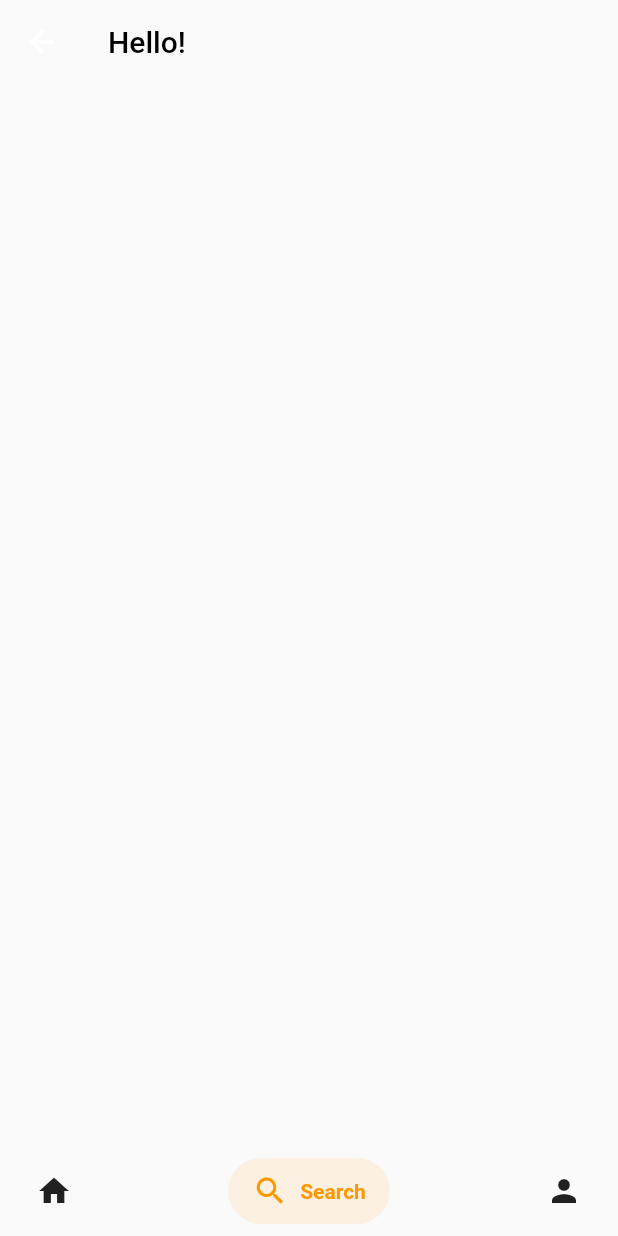
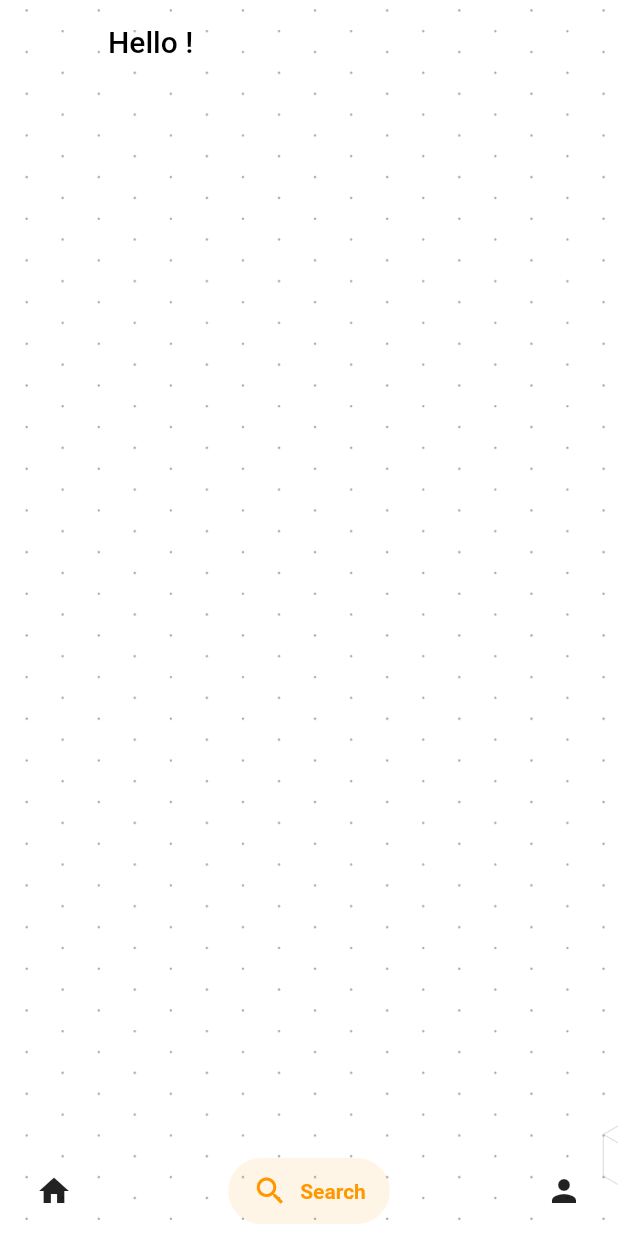
Before and after one commit to redakh7/Payit, a Flutter app: the HomePage screen opened by its route, item 2 of the bottom bar chosen, on a phone screen of 412 x 824 dp. Run offline on Flutter 3.47's test engine with Material 2 defaults, Android fonts, the phone set to English and light mode, and no system bars; drawn by our look-alikes of salomon_bottom_bar; our stand-ins replace bloc, dio, firebase_core, firebase_messaging, flutter_bloc, flutter_conditional_rendering and 3 more; missing offline and left inert: drawerbehavior, dropdown_plus, easy_loading_button, jwt_decode; accounts and stored records are empty.

```diff
--- a/lib/screens/accueilScreen.dart
+++ b/lib/screens/accueilScreen.dart
@@ -17,6 +17,7 @@ class AccueilScreen extends StatelessWidget {
     return BlocConsumer<AppCubit, AppStates>(
         listener: ((context, state) {}),
         builder: ((context, state) => Material(
+          color: Colors.transparent,
           child: SafeArea(
             child: SingleChildScrollView(
               child: Column(
--- a/lib/screens/home_page.dart
+++ b/lib/screens/home_page.dart
@@ -34,13 +34,20 @@ class HomePage extends StatelessWidget {
 
 
 
-  Widget builderWidget(context)=>Scaffold(
-
+  Widget builderWidget(context)=>Container(
+    decoration: BoxDecoration(
+      image: DecorationImage(
+        image: AssetImage('images/body_background.png'),
+        fit: BoxFit.cover,
+      ),
+    ),
+    child: Scaffold(
+    backgroundColor: Colors.transparent,
       appBar: AppBar(
         backgroundColor: Colors.transparent,
         elevation: 0,
         title: Text(
-        "Hello${AppCubit. get (context).userModel?.data.firstName.toUpperCase()}!",
+          "Hello ${AppCubit. get (context).userModel?.data.firstName.toUpperCase()}!",
           style: TextStyle(color: Colors.black),
         ),
       ),
@@ -73,5 +80,6 @@ class HomePage extends StatelessWidget {
           ),
         ],
       ),
+    ),
   );
 }
--- a/lib/screens/settings_page.dart
+++ b/lib/screens/settings_page.dart
@@ -8,8 +8,10 @@ class SettingsPage extends StatelessWidget {
   @override
   Widget build(BuildContext context) {
     return Material(
-
-      child: Container(),
+color: Colors.transparent,
+      child: Container(
+color: Colors.transparent,
+      ),
     );
   }
 }
--- a/lib/screens/transfer_page.dart
+++ b/lib/screens/transfer_page.dart
@@ -7,6 +7,8 @@ class TransferPage extends StatelessWidget {
 
   @override
   Widget build(BuildContext context) {
-    return Material(child: Container(),);
+    return Material(child: Container(
+      color: Colors.transparent,
+    ),);
   }
 }
--- a/lib/screens/user_page.dart
+++ b/lib/screens/user_page.dart
@@ -13,6 +13,7 @@ class UserPage extends StatelessWidget {
   @override
   Widget build(BuildContext context) {
     return Scaffold(
+      backgroundColor: Colors.transparent,
        body: Column(
         mainAxisAlignment: MainAxisAlignment.center,
         children: [
--- a/pubspec.yaml
+++ b/pubspec.yaml
@@ -97,8 +97,8 @@ flutter:
     - images/mastercard.png
     - images/wallet.png
     - images/logout.png
+    - images/logo.png
     - images/body_background.png
-    - images/logo.png
   # An image asset can refer to one or more resolution-specific "variants", see
   # https://flutter.dev/assets-and-images/#resolution-aware.
 
```
Also changed, not shown: lib/cubit/app_cubit.dart (+13 -8 lines), lib/screens/login_page.dart (+59 -32 lines), images/body_background.png (added), pubspec.lock. Lines whose indentation alone changed are shown as unchanged.
